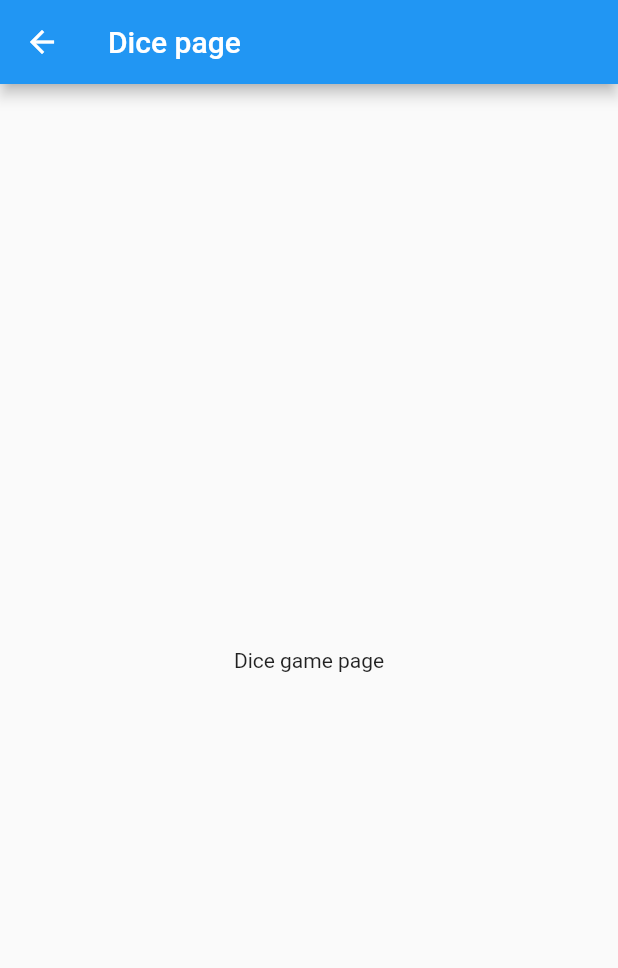
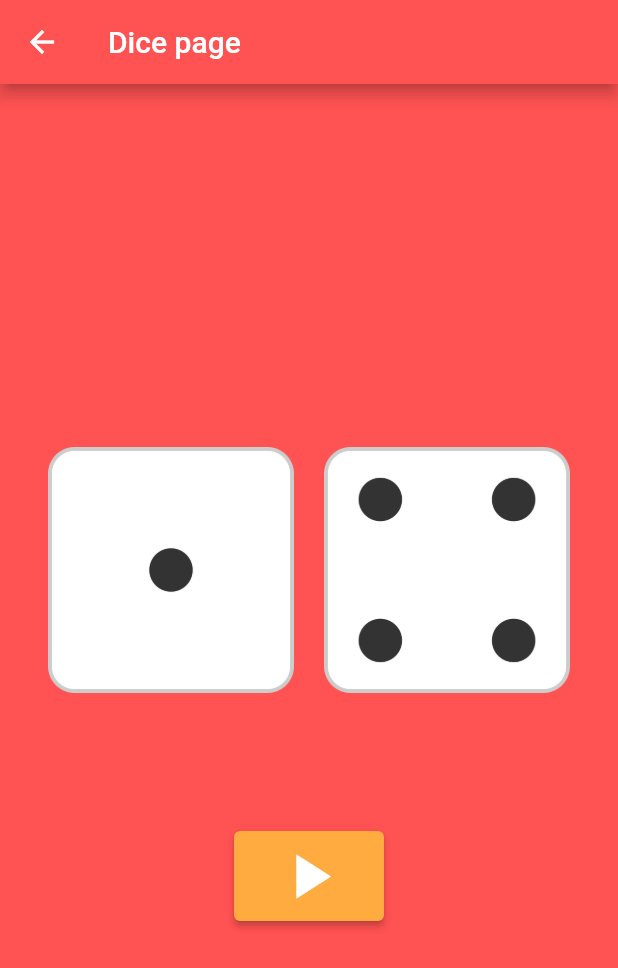
Before and after one commit to gandalgom/chef-dice-game, a Flutter app: the Dice screen opened directly, on a phone screen of 412 x 824 dp. Shown: the top 968 px of the screen. Run offline on Flutter 3.47's test engine with Material 2 defaults, Android fonts, the phone set to English and light mode, and no system bars.

Commit message:
주사위 페이지 디자인 구현

```diff
--- a/lib/dice.dart
+++ b/lib/dice.dart
@@ -6,11 +6,44 @@ class Dice extends StatelessWidget {
   @override
   Widget build(BuildContext context) {
     return Scaffold(
+      backgroundColor: Colors.redAccent,
       appBar: AppBar(
+        backgroundColor: Colors.redAccent,
         title: const Text('Dice page'),
       ),
-      body: const Center(
-        child: Text('Dice game page'),
+      body: Center(
+        child: Column(
+          mainAxisAlignment: MainAxisAlignment.center,
+          children: [
+            Padding(
+              padding: const EdgeInsets.all(32.0),
+              child: Row(
+                children: [
+                  Expanded(
+                    child: Image.asset('images/dice1.png')
+                  ),
+                  const SizedBox(width: 20.0),
+                  Expanded(
+                    child: Image.asset('images/dice4.png')
+                  ),
+                ],
+              ),
+            ),
+            const SizedBox(height: 60.0),
+            ElevatedButton(
+              onPressed: () {},
+              style: ElevatedButton.styleFrom(
+                primary: Colors.orangeAccent,
+                minimumSize: const Size(100.0, 60.0),
+              ),
+              child: const Icon(
+                Icons.play_arrow,
+                color: Colors.white,
+                size: 50.0,
+              ),
+            ),
+          ],
+        ),
       ),
     );
   }
```
Also changed, not shown: 1 other file.
